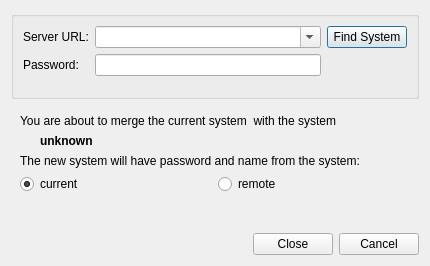
Qt form client/src/ui/dialogs/merge_systems_dialog.ui (networkoptix/nx_open) before a commit.
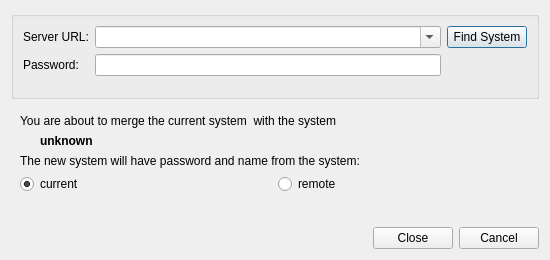
The same form after that commit. Custom widgets are drawn as their Qt base class.

Commit message:
(Bug #4788): Extend the merge dialog by default
<==== Mercurial data ====>
Branch: release_2.3_review

The edit to the form file:
```diff
--- a/client/src/ui/dialogs/merge_systems_dialog.ui
+++ b/client/src/ui/dialogs/merge_systems_dialog.ui
@@ -6,8 +6,8 @@
    <rect>
     <x>0</x>
     <y>0</y>
-    <width>430</width>
-    <height>266</height>
+    <width>550</width>
+    <height>260</height>
    </rect>
   </property>
   <property name="windowTitle">
```
